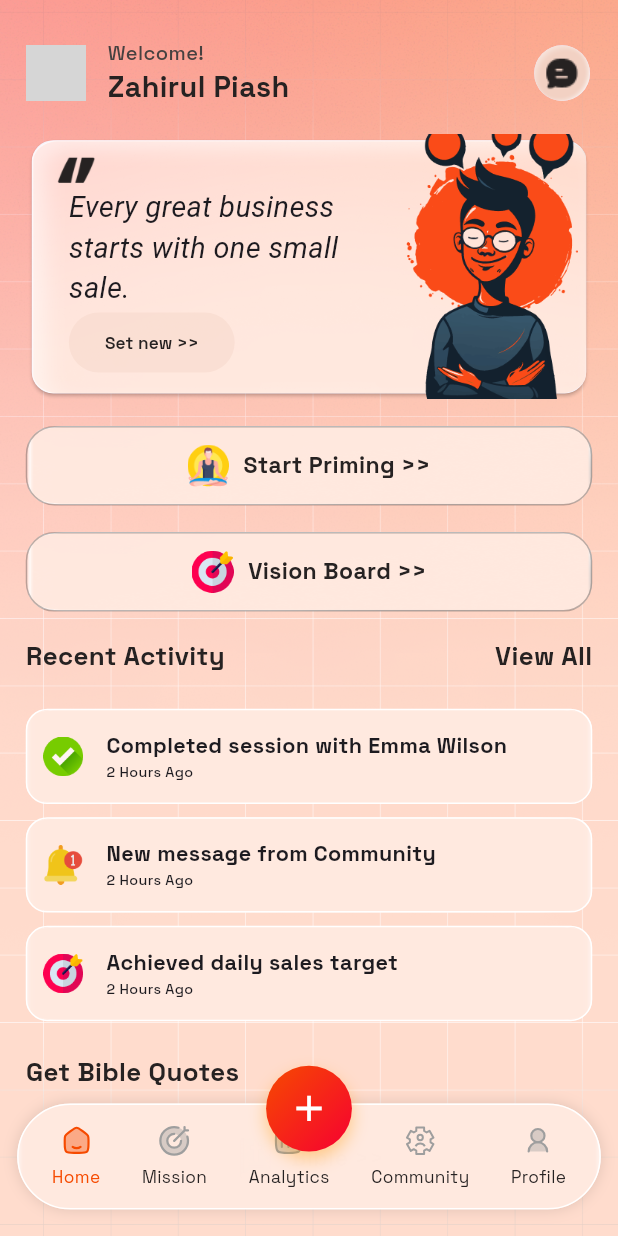
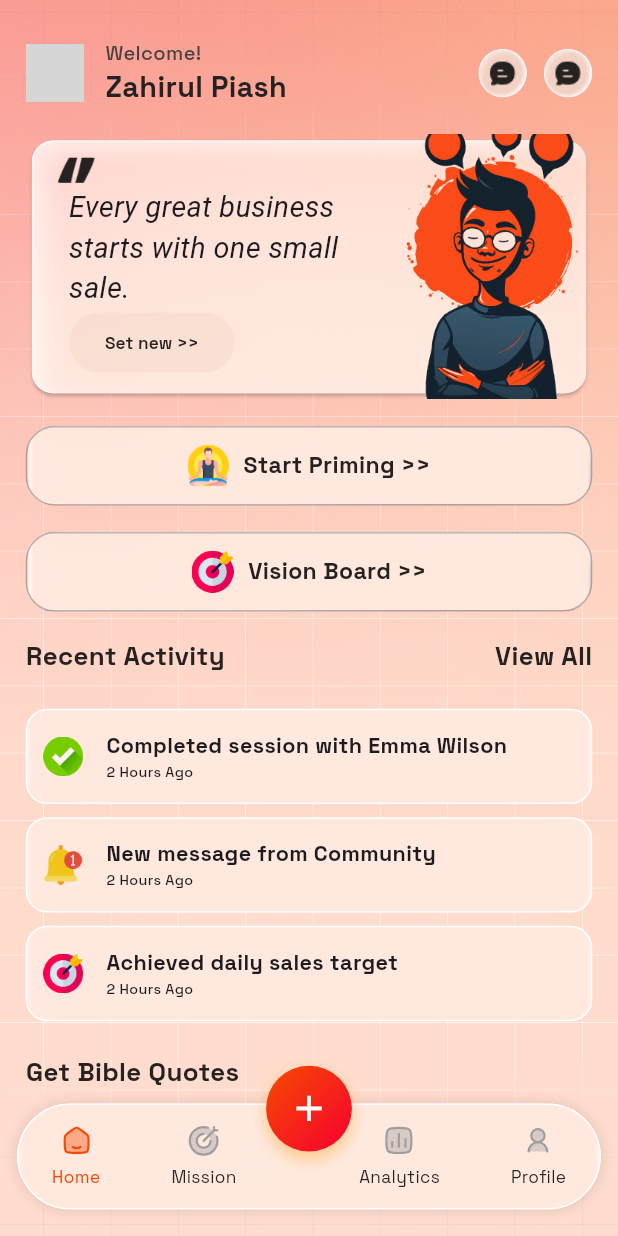
Before and after one commit to vjtyler68-cloud/goalshare-app, a Flutter app: the MainNavbarScreen screen opened by its route, on a phone screen of 412 x 824 dp. Run offline on Flutter 3.47's test engine with Material 3 defaults, Android fonts, the phone set to English and light mode, and no system bars; our stand-ins replace cached_network_image, carousel_slider, dotted_border, flutter_screenutil, flutter_svg, fluttertoast and 10 more; missing offline and left inert: flutter_masonry_view; accounts and stored records are empty; network calls fail; Roboto replaces fonts that are missing (Playfair); grey boxes are pictures that could not be loaded.

Commit message:
community profile newly added

```diff
--- a/lib/core/const/app_colors.dart
+++ b/lib/core/const/app_colors.dart
@@ -9,5 +9,6 @@ abstract class AppColors {
   static final Color maroonColor = Color(0xffF60031);
   static final Color blueColor = Color(0xff0048FF);
   static final Color lightPinkColor = Color(0xffF2D1C3);
+  static final Color greenColor = Colors.green;
 
 }
--- a/lib/core/global_widgets/profile_header_widget.dart
+++ b/lib/core/global_widgets/profile_header_widget.dart
@@ -1,13 +1,17 @@
 import 'package:flutter/material.dart';
+import 'package:flutter_screenutil/flutter_screenutil.dart';
 
 import '../const/app_fonts.dart';
 import '../const/app_icons.dart';
 import '../const/app_size.dart';
 
 class ProfileHeaderWidget extends StatelessWidget {
-  final VoidCallback ontap;
+  final VoidCallback messageTap;
+  final VoidCallback communityTap;
   const ProfileHeaderWidget({
-    super.key, required this.ontap,
+    super.key,
+    required this.messageTap,
+    required this.communityTap,
   });
 
   @override
@@ -16,8 +20,8 @@ class ProfileHeaderWidget extends StatelessWidget {
       children: [
         // image
         SizedBox(
-          height: AppSizes.h(42),
-          width: AppSizes.w(42),
+          height: 30.h,
+          width: 30.h,
           child: CircleAvatar(
             backgroundImage: NetworkImage(
               'https://randomuser.me/api/portraits/men/10.jpg',
@@ -48,12 +52,24 @@ class ProfileHeaderWidget extends StatelessWidget {
           ],
         ),
         Spacer(),
+        // community profile
+         SizedBox(
+           height: 25.h,
+          width: 25.h,
+          child: GestureDetector(
+            onTap: communityTap,
+            child: CircleAvatar(
+              backgroundImage: AssetImage(AppIcons.message_large),
+            ),
+          ),
+        ),
+        SizedBox(width: 10.w),
         // message
         SizedBox(
-          height: AppSizes.h(42),
-          width: AppSizes.w(42),
+          height: 25.h,
+          width: 25.h,
           child: GestureDetector(
-            onTap: ontap,
+            onTap: messageTap,
             child: CircleAvatar(
               backgroundImage: AssetImage(AppIcons.message_large),
             ),
--- a/lib/features/community_profile/controller/community_profile_controller.dart
+++ b/lib/features/community_profile/controller/community_profile_controller.dart
@@ -16,6 +16,8 @@ class CommunityProfileController extends GetxController {
     suggestedPeople[index].isSelected = !suggestedPeople[index].isSelected;
     suggestedPeople.refresh();
   }
+
+
 
 }
 
--- a/lib/features/home/screen/home_screen.dart
+++ b/lib/features/home/screen/home_screen.dart
@@ -9,6 +9,7 @@ import 'package:spanx/core/const/app_icons.dart';
 import 'package:spanx/core/const/app_images.dart';
 import 'package:spanx/core/global_widgets/bg_screen_widget.dart';
 import 'package:spanx/core/global_widgets/profile_header_widget.dart';
+import 'package:spanx/features/community_profile/screen/community_profile_screen.dart';
 import 'package:spanx/features/home/controller/home_controller.dart';
 import 'package:spanx/features/home/model/home_screen_model.dart';
 import 'package:spanx/core/alertdialogs/create_new_mission.dart';
@@ -44,9 +45,15 @@ class HomeScreen extends StatelessWidget {
             children: [
               // profile header
               ProfileHeaderWidget(
-                ontap: () {
+                messageTap: () {
                   Get.to(() => MessagesPage());
                 },
+
+                 communityTap: () {
+                  Get.to(() => CommunityProfileScreen());
+                },
+
+
               ),
               SizedBox(height: AppSizes.h(20)),
 
--- a/lib/features/mainnavbar/controller/main_navbar_controller.dart
+++ b/lib/features/mainnavbar/controller/main_navbar_controller.dart
@@ -16,12 +16,11 @@ class MainNavBarController extends GetxController {
     selectedIndex.value = i;
   }
 
-  final List<String> labels = ['Home', 'Mission', 'Analytics', "Community" ,'Profile'];
+  final List<String> labels = ['Home', 'Mission', 'Analytics', 'Profile'];
   final List<String> icons = [
     AppIcons.home,
     AppIcons.goals,
     AppIcons.analytics,
-    AppIcons.community,
     AppIcons.person,
   ];
 
@@ -29,7 +28,6 @@ class MainNavBarController extends GetxController {
     HomeScreen(),
     MissionScreen(),
     AnalyticsPage(),
-    CommunityProfileScreen(),
     ProfileTabPage()
   ];
 }
--- a/lib/features/mainnavbar/screen/main_navbar_screen.dart
+++ b/lib/features/mainnavbar/screen/main_navbar_screen.dart
@@ -53,14 +53,14 @@ class MainNavbarScreen extends GetView<MainNavBarController> {
                       return Row(
                         mainAxisAlignment: MainAxisAlignment.spaceBetween,
                         children: List.generate(controller.labels.length, (index) {
-                          // if (index == 1) {
-                          //   return Row(
-                          //     children: [
-                          //       _buildNavItem(index, controller),
-                          //       SizedBox(width: AppSizes.w(30)), // Space for FAB
-                          //     ],
-                          //   );
-                          // }
+                          if (index == 1) {
+                            return Row(
+                              children: [
+                                _buildNavItem(index, controller),
+                                SizedBox(width: 30.w), // Space for FAB
+                              ],
+                            );
+                          }
                           return _buildNavItem(index, controller);
                         }),
                       );
--- a/lib/features/mission_details/controller/mission_details_controller.dart
+++ b/lib/features/mission_details/controller/mission_details_controller.dart
@@ -1,7 +1,6 @@
 import 'dart:async';
 import 'dart:developer';
 
-import 'package:flutter/animation.dart';
 import 'package:get/get.dart';
 
 class MissionDetailsController extends GetxController{
@@ -29,7 +28,9 @@ class MissionDetailsController extends GetxController{
 
   // ========== time
   RxInt seconds = 0.obs;
+  RxInt secondsBreak = 0.obs;
   RxBool isRunning = false.obs;
+  RxBool isRunningBreak = false.obs;
 
   Timer? _timer;
 
--- a/lib/features/mission_details/screen/mission_details_screen.dart
+++ b/lib/features/mission_details/screen/mission_details_screen.dart
@@ -1,13 +1,11 @@
 import 'dart:developer';
 
-import 'package:flutter/cupertino.dart';
 import 'package:flutter/material.dart';
 import 'package:flutter_screenutil/flutter_screenutil.dart';
 import 'package:flutter_svg/svg.dart';
 import 'package:get/get.dart';
 import 'package:spanx/core/global_widgets/bg_screen_widget.dart';
 import 'package:spanx/core/global_widgets/custom_button_widget.dart';
-import 'package:spanx/core/global_widgets/goal_tracking_widget.dart';
 import 'package:spanx/core/global_widgets/subpage_appbar_widget.dart';
 import 'package:spanx/features/createnewcustomer/screen/create_new_customer_screen.dart';
 import 'package:spanx/features/customer_details/ui/customer_details_page.dart';
```
Also changed, not shown: lib/core/global_widgets/profile_card_widget.dart (+127 -19 lines), lib/features/community_profile/screen/community_profile_screen.dart (+33 -21 lines), lib/features/mission/screen/mission_screen.dart (+4 -4 lines), lib/main.dart (+0 -13 lines), 8 other files.
